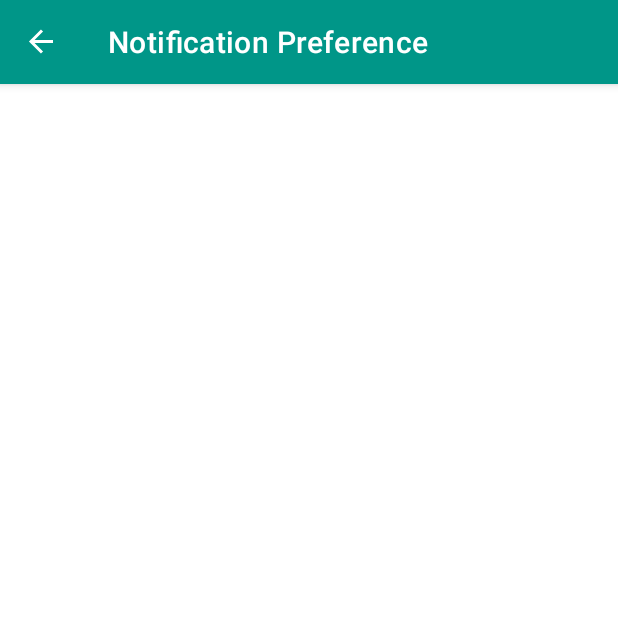
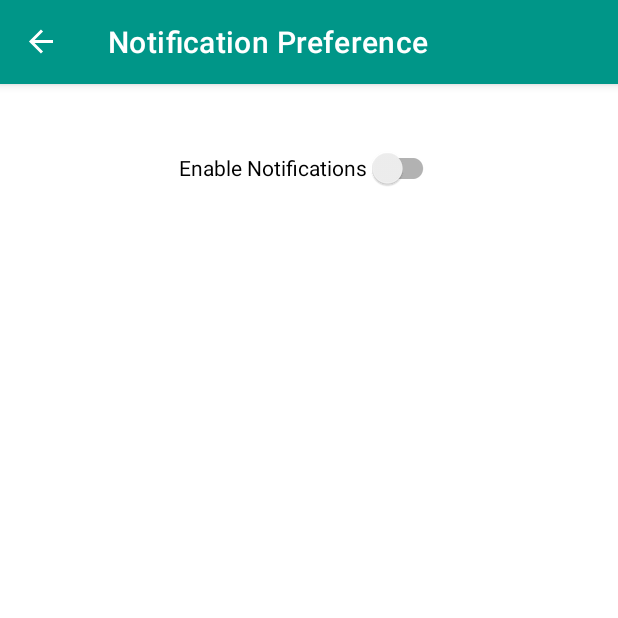
Before and after one commit to EggMcLegg/KeepFresh, an Android app: the screen it shows after launch (MainActivity), in the side drawer, after a tap on "Notification Preference", on a phone screen of 412 x 824 dp, the top half of it. Run offline under Robolectric (Android 15) with nearby library versions, the phone set to English and light mode, and no system bars; our stand-ins replace navigation-ui.

Commit message:
initial commit to food_tracking

```diff
--- a/app/src/main/AndroidManifest.xml
+++ b/app/src/main/AndroidManifest.xml
@@ -1,6 +1,9 @@
 <?xml version="1.0" encoding="utf-8"?>
 <manifest xmlns:android="http://schemas.android.com/apk/res/android"
     xmlns:tools="http://schemas.android.com/tools">
+
+    <uses-permission android:name="android.permission.POST_NOTIFICATIONS" />
+    <uses-permission android:name="android.permission.SCHEDULE_EXACT_ALARM" />
 
     <application
         android:allowBackup="true"
@@ -23,6 +26,7 @@
                 <category android:name="android.intent.category.LAUNCHER" />
             </intent-filter>
         </activity>
+        <receiver android:name="com.example.keepfresh.ui.preference.NotificationReceiver" android:exported="false"/>
     </application>
 
 </manifest>
--- a/app/src/main/res/layout/fragment_preference.xml
+++ b/app/src/main/res/layout/fragment_preference.xml
@@ -1,6 +1,27 @@
 <?xml version="1.0" encoding="utf-8"?>
 <androidx.constraintlayout.widget.ConstraintLayout xmlns:android="http://schemas.android.com/apk/res/android"
     android:layout_width="match_parent"
-    android:layout_height="match_parent">
+    android:layout_height="match_parent"
+    xmlns:app="http://schemas.android.com/apk/res-auto">
+
+    <androidx.appcompat.widget.SwitchCompat
+        android:id="@+id/notificationSwitch"
+        android:layout_width="wrap_content"
+        android:layout_height="wrap_content"
+        android:text="Enable Notifications"
+        android:layout_marginTop="32dp"
+        app:layout_constraintTop_toTopOf="parent"
+        app:layout_constraintStart_toStartOf="parent"
+        app:layout_constraintEnd_toEndOf="parent"/>
+
+    <Spinner
+        android:id="@+id/daysSpinner"
+        android:layout_width="wrap_content"
+        android:layout_height="wrap_content"
+        android:layout_marginTop="32dp"
+        android:visibility="gone"
+        app:layout_constraintTop_toBottomOf="@id/notificationSwitch"
+        app:layout_constraintStart_toStartOf="parent"
+        app:layout_constraintEnd_toEndOf="parent"/>
 
 </androidx.constraintlayout.widget.ConstraintLayout>
```
Also changed, not shown: app/src/main/java/com/example/keepfresh/ui/preference/NotificationReceiver.kt (added, +27 -0 lines), app/src/main/java/com/example/keepfresh/ui/preference/PreferenceFragment.kt (+84 -5 lines).
